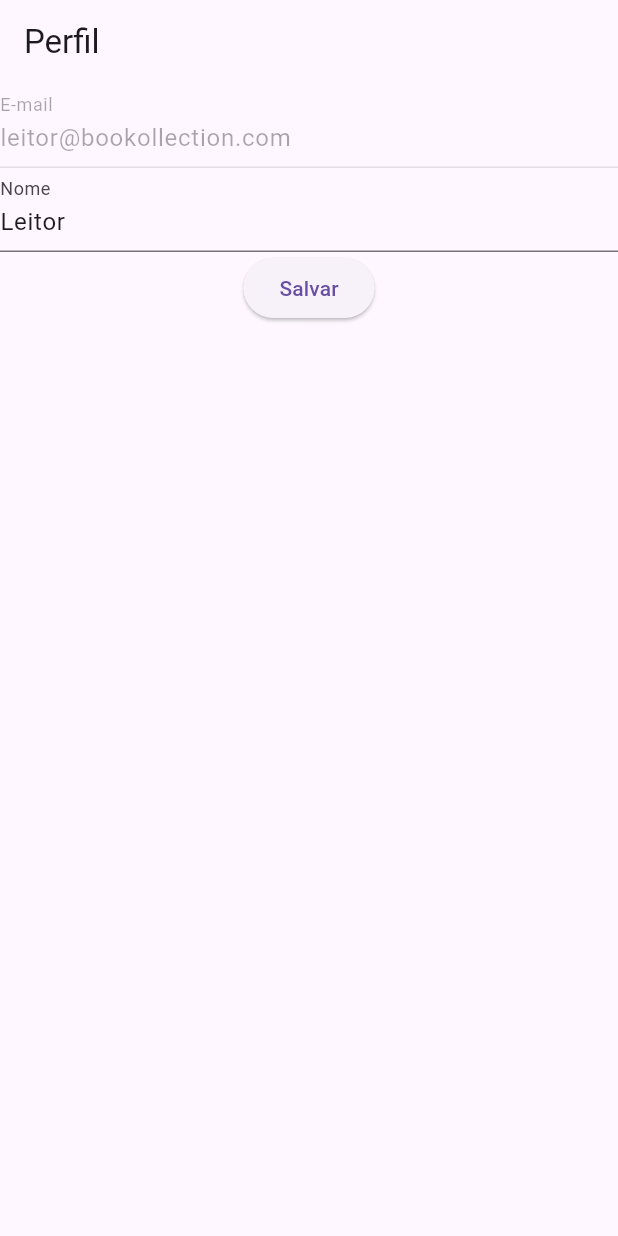
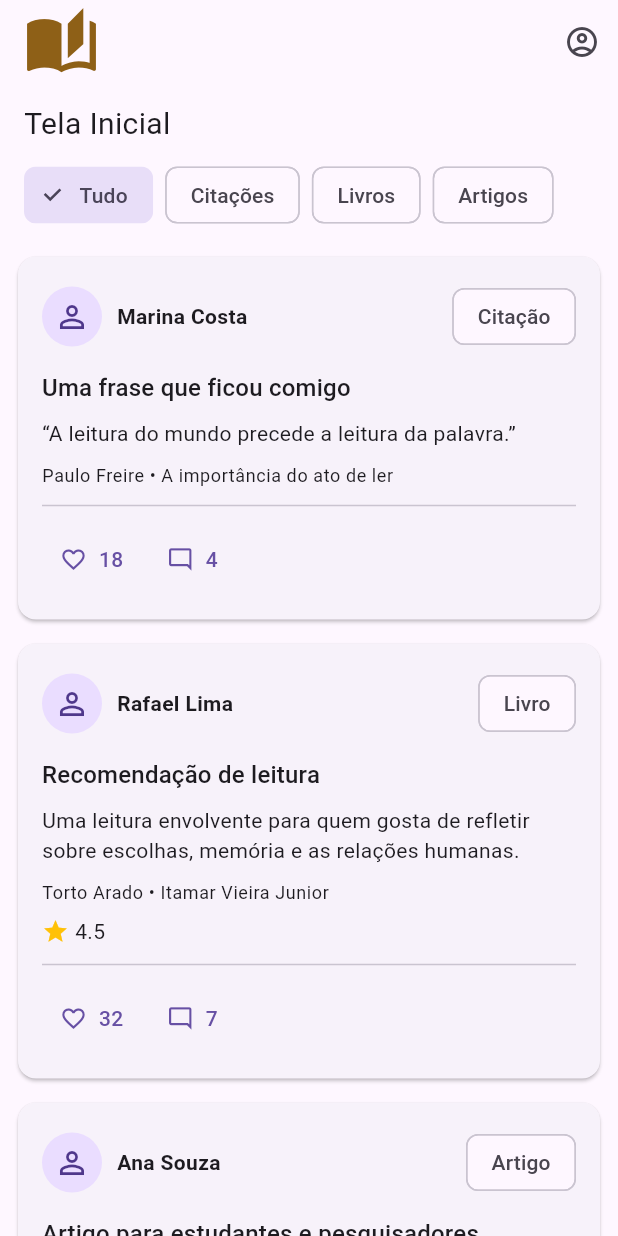
Before and after one commit to CauaLeao/projeto, a Flutter app: the screen it shows after launch, after a tap on "Entrar", on a phone screen of 412 x 824 dp. Run offline on Flutter 3.47's test engine with Material 3 defaults, Android fonts, the phone set to English and light mode, and no system bars; our stand-ins replace device_preview_plus, google_fonts; accounts and stored records are empty.

Commit message:
Tela inicial

```diff
--- a/lib/main.dart
+++ b/lib/main.dart
@@ -1,3 +1,4 @@
+import 'package:projeto/view/Extras/inicio_view.dart';
 import 'package:provider/provider.dart';
 import 'providers/usuario_provider.dart';
 
@@ -40,6 +41,7 @@ class MainApp extends StatelessWidget {
         'perfil': (context) => const PerfilView(),
         'recuperar_senha': (context) => const RecuperarSenhaView(),
         'sobre': (context) => const SobreView(),
+        'inicio': (context) => const InicioView(),
       },
 
       onUnknownRoute: (settings) {
--- /dev/null
+++ b/lib/models/publicacao.dart
@@ -0,0 +1,24 @@
+enum TipoPublicacao { citacao, livro, artigo }
+
+class Publicacao {
+  Publicacao({
+    required this.tipo,
+    required this.autor,
+    required this.titulo,
+    required this.conteudo,
+    required this.detalhe,
+    required this.avaliacao,
+    required this.curtidas,
+    required this.comentarios,
+  });
+
+  final TipoPublicacao tipo;
+  final String autor;
+  final String titulo;
+  final String conteudo;
+  final String detalhe;
+  final double avaliacao;
+  int curtidas;
+  int comentarios;
+  bool curtido = false;
+}
--- a/lib/view/Bases/login_view.dart
+++ b/lib/view/Bases/login_view.dart
@@ -104,7 +104,7 @@ class _LoginViewState extends State<LoginView> {
                       email: 'leitor@bookollection.com',
                     ),
                   );
-                  Navigator.pushReplacementNamed(context, 'perfil');
+                  Navigator.pushReplacementNamed(context, 'inicio');
                 },
                 child:
                 Text(
--- /dev/null
+++ b/lib/view/Extras/inicio_view.dart
@@ -0,0 +1,306 @@
+import 'package:flutter/material.dart';
+import '../../models/publicacao.dart';
+import 'package:google_fonts/google_fonts.dart';
+
+class InicioView extends StatefulWidget {
+  const InicioView({super.key});
+
+  @override
+  State<InicioView> createState() => _InicioViewState();
+}
+
+class _InicioViewState extends State<InicioView> {
+  TipoPublicacao? _filtro;
+
+
+// lista publicação exemplos
+  final List<Publicacao> _publicacoes = [
+    Publicacao(
+      tipo: TipoPublicacao.citacao,
+      autor: 'Marina Costa',
+      titulo: 'Uma frase que ficou comigo',
+      conteudo: '“A leitura do mundo precede a leitura da palavra.”',
+      detalhe: 'Paulo Freire • A importância do ato de ler',
+      avaliacao: 0,
+      curtidas: 18,
+      comentarios: 4,
+    ),
+    Publicacao(
+      tipo: TipoPublicacao.livro,
+      autor: 'Rafael Lima',
+      titulo: 'Recomendação de leitura',
+      conteudo:
+          'Uma leitura envolvente para quem gosta de refletir sobre escolhas, '
+          'memória e as relações humanas.',
+      detalhe: 'Torto Arado • Itamar Vieira Junior',
+      avaliacao: 4.5,
+      curtidas: 32,
+      comentarios: 7,
+    ),
+    Publicacao(
+      tipo: TipoPublicacao.artigo,
+      autor: 'Ana Souza',
+      titulo: 'Artigo para estudantes e pesquisadores',
+      conteudo:
+          'O texto discute como práticas de leitura podem contribuir para a '
+          'formação crítica de estudantes.',
+      detalhe: 'Educação • publicado em 2024',
+      avaliacao: 4,
+      curtidas: 11,
+      comentarios: 2,
+    ),
+  ];
+
+  List<Publicacao> get _publicacoesFiltradas {
+    if (_filtro == null) return _publicacoes;
+    return _publicacoes.where((item) => item.tipo == _filtro).toList();
+  }
+
+  String _nomeTipo(TipoPublicacao tipo) {
+    switch (tipo) {
+      case TipoPublicacao.citacao:
+        return 'Citação';
+      case TipoPublicacao.livro:
+        return 'Livro';
+      case TipoPublicacao.artigo:
+        return 'Artigo';
+    }
+  }
+
+// Ação comentar
+  Future<void> _comentar(Publicacao publicacao) async {
+    final controller = TextEditingController();
+    final enviouComentario = await showDialog<bool>(
+      context: context,
+      builder: (dialogContext) => AlertDialog(
+        title: const Text('Comentar publicação'),
+        content: TextField(
+          controller: controller,
+          autofocus: true,
+          maxLines: 3,
+          decoration: const InputDecoration(
+            hintText: 'Escreva seu comentário',
+            border: OutlineInputBorder(),
+          ),
+        ),
+        actions: [
+          TextButton(
+            onPressed: () => Navigator.pop(dialogContext, false),
+            child: const Text('Cancelar'),
+          ),
+          FilledButton(
+            onPressed: () => Navigator.pop(
+              dialogContext,
+              controller.text.trim().isNotEmpty,
+            ),
+            child: const Text('Publicar'),
+          ),
+        ],
+      ),
+    );
+    controller.dispose();
+
+    if (enviouComentario == true && mounted) {
+      setState(() => publicacao.comentarios++);
+      ScaffoldMessenger.of(context).showSnackBar(
+        const SnackBar(content: Text('Comentário adicionado.')),
+      );
+    }
+  }
+
+
+// Tela e botões
+  @override
+  Widget build(BuildContext context) {
+    final publicacoes = _publicacoesFiltradas;
+
+    return Scaffold(
+      appBar: AppBar(
+        title: const Icon(
+                Icons.auto_stories,
+                size: 50,
+                color: Color.fromARGB(255, 142, 96, 23),
+              ),
+        actions: [
+          IconButton(
+            tooltip: 'Meu perfil',
+            onPressed: () => Navigator.pushNamed(context, 'perfil'),
+            icon: const Icon(Icons.account_circle_outlined),
+          ),
+        ],
+      ),
+      body: Column(
+        crossAxisAlignment: CrossAxisAlignment.start,
+        children: [
+          Padding(
+            padding: const EdgeInsets.fromLTRB(16, 12, 16, 4),
+            child: Text(
+              'Tela Inicial',
+              style: GoogleFonts.alfaSlabOne(
+                fontSize: 20,
+              ),
+            ),
+          ),
+          SizedBox(
+            height: 58,
+            child: ListView(
+              scrollDirection: Axis.horizontal,
+              padding: const EdgeInsets.symmetric(horizontal: 12, vertical: 8),
+              children: [
+                _FiltroChip(
+                  label: 'Tudo',
+                  selecionado: _filtro == null,
+                  onSelected: () => setState(() => _filtro = null),
+                ),
+                _FiltroChip(
+                  label: 'Citações',
+                  selecionado: _filtro == TipoPublicacao.citacao,
+                  onSelected: () =>
+                      setState(() => _filtro = TipoPublicacao.citacao),
+                ),
+                _FiltroChip(
+                  label: 'Livros',
+                  selecionado: _filtro == TipoPublicacao.livro,
+                  onSelected: () =>
+                      setState(() => _filtro = TipoPublicacao.livro),
+                ),
+                _FiltroChip(
+                  label: 'Artigos',
+                  selecionado: _filtro == TipoPublicacao.artigo,
+                  onSelected: () =>
+                      setState(() => _filtro = TipoPublicacao.artigo),
+                ),
+              ],
+            ),
+          ),
+          Expanded(
+            child: publicacoes.isEmpty
+                ? const Center(child: Text('Nenhuma publicação neste filtro.'))
+                : ListView.builder(
+                    padding: const EdgeInsets.fromLTRB(12, 4, 12, 20),
+                    itemCount: publicacoes.length,
+                    itemBuilder: (context, index) {
+                      final publicacao = publicacoes[index];
+                      return _CartaoPublicacao(
+                        publicacao: publicacao,
+                        nomeTipo: _nomeTipo(publicacao.tipo),
+                        aoCurtir: () => setState(() {
+                          publicacao.curtido = !publicacao.curtido;
+                          publicacao.curtidas += publicacao.curtido ? 1 : -1;
+                        }),
+                        aoComentar: () => _comentar(publicacao),
+                      );
+                    },
+                  ),
+          ),
+        ],
+      ),
+    );
+  }
+}
+
+class _FiltroChip extends StatelessWidget {
+  const _FiltroChip({
+    required this.label,
+    required this.selecionado,
+    required this.onSelected,
+  });
+
+  final String label;
+  final bool selecionado;
+  final VoidCallback onSelected;
+
+  @override
+  Widget build(BuildContext context) {
+    return Padding(
+      padding: const EdgeInsets.symmetric(horizontal: 4),
+      child: FilterChip(
+        label: Text(label),
+        selected: selecionado,
+        onSelected: (_) => onSelected(),
+      ),
+    );
+  }
+}
+
+class _CartaoPublicacao extends StatelessWidget {
+  const _CartaoPublicacao({
+    required this.publicacao,
+    required this.nomeTipo,
+    required this.aoCurtir,
+    required this.aoComentar,
+  });
+
+  final Publicacao publicacao;
+  final String nomeTipo;
+  final VoidCallback aoCurtir;
+  final VoidCallback aoComentar;
+
+  @override
+  Widget build(BuildContext context) {
+    return Card(
+      margin: const EdgeInsets.symmetric(vertical: 8),
+      child: Padding(
+        padding: const EdgeInsets.all(16),
+        child: Column(
+          crossAxisAlignment: CrossAxisAlignment.start,
+          children: [
+            Row(
+              children: [
+                const CircleAvatar(child: Icon(Icons.person_outline)),
+                const SizedBox(width: 10),
+                Expanded(
+                  child: Text(
+                    publicacao.autor,
+                    style: const TextStyle(fontWeight: FontWeight.w600),
+                  ),
+                ),
+                Chip(label: Text(nomeTipo)),
+              ],
+            ),
+            const SizedBox(height: 12),
+            Text(
+              publicacao.titulo,
+              style: Theme.of(context).textTheme.titleMedium,
+            ),
+            const SizedBox(height: 8),
+            Text(publicacao.conteudo),
+            const SizedBox(height: 10),
+            Text(
+              publicacao.detalhe,
+              style: Theme.of(context).textTheme.bodySmall,
+            ),
+            if (publicacao.avaliacao > 0) ...[
+              const SizedBox(height: 8),
+              Row(
+                children: [
+                  const Icon(Icons.star, size: 18, color: Colors.amber),
+                  const SizedBox(width: 4),
+                  Text(publicacao.avaliacao.toString()),
+                ],
+              ),
+            ],
+            const Divider(height: 24),
+            Row(
+              children: [
+                TextButton.icon(
+                  onPressed: aoCurtir,
+                  icon: Icon(
+                    publicacao.curtido ? Icons.favorite : Icons.favorite_border,
+                    color: publicacao.curtido ? Colors.red : null,
+                  ),
+                  label: Text('${publicacao.curtidas}'),
+                ),
+                TextButton.icon(
+                  onPressed: aoComentar,
+                  icon: const Icon(Icons.mode_comment_outlined),
+                  label: Text('${publicacao.comentarios}'),
+                ),
+              ],
+            ),
+          ],
+        ),
+      ),
+    );
+  }
+}
```
